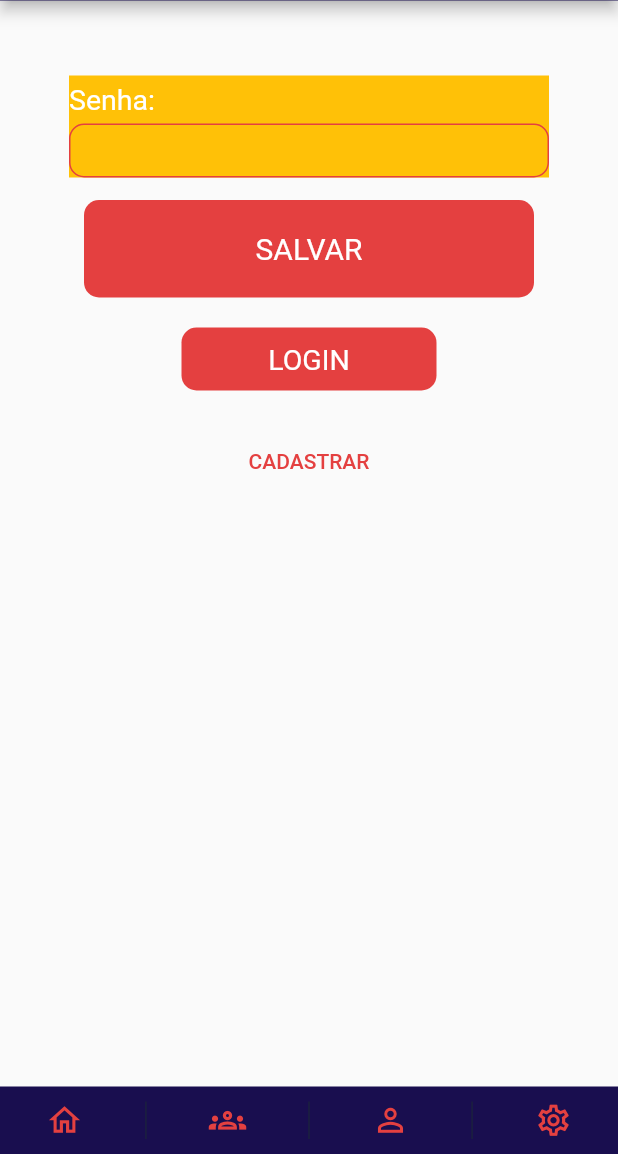
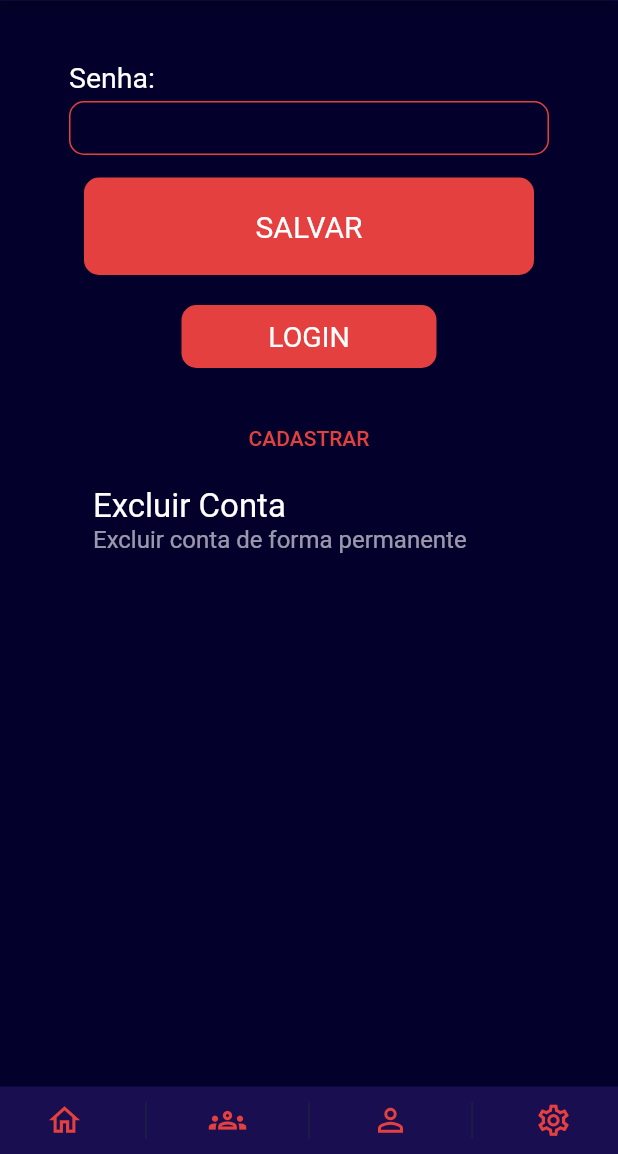
Before and after one commit to DaviNoronhaAlmeida/Bazinga, a Flutter app: the screen it shows after launch, on a phone screen of 412 x 824 dp, the part 82-1236 px from its top. Run offline on Flutter 3.47's test engine with Material 2 defaults, Android fonts, the phone set to English and light mode, and no system bars; our stand-ins replace get.

Commit message:
feat: settings option widget

```diff
--- a/app/lib/view/screens/login_page.dart
+++ b/app/lib/view/screens/login_page.dart
@@ -2,6 +2,7 @@ import 'package:app/view/widgets/custom_appbar.dart';
 import 'package:app/view/widgets/custom_big_button.dart';
 import 'package:app/view/widgets/custom_input.dart';
 import 'package:app/view/widgets/custom_navbar.dart';
+import 'package:app/view/widgets/custom_settings_option.dart';
 import 'package:app/view/widgets/custom_small_button.dart';
 import 'package:app/view/widgets/custom_text_button.dart';
 import 'package:flutter/material.dart';
@@ -17,15 +18,13 @@ class LoginPage extends StatelessWidget {
       init: AppColors(),
       builder: (_) {
         return Scaffold(
+          backgroundColor: _.backgroundColor,
           appBar: CustomAppBar(),
           body: Center(
             child: Column(
               children: [
                 Container(
-                  margin: const EdgeInsets.only(top: 50),
-                  decoration: const BoxDecoration(
-                    color: Colors.amber,
-                  ),
+                  margin: const EdgeInsets.only(top: 35),
                   child: CustomInput(
                     inputTittle: 'Senha:',
                   ),
@@ -44,6 +43,11 @@ class LoginPage extends StatelessWidget {
                   tittle: 'CADASTRAR',
                   function: () => print('object'),
                 ),
+                CustomSettingsOption(
+                  function: () => print('object'),
+                  tittle: 'Excluir Conta',
+                  description: 'Excluir conta de forma permanente',
+                ),
               ],
             ),
           ),
--- /dev/null
+++ b/app/lib/view/widgets/custom_settings_option.dart
@@ -0,0 +1,50 @@
+import 'package:flutter/material.dart';
+import 'package:get/get.dart';
+import '../styles/app_colors.dart';
+
+class CustomSettingsOption extends StatelessWidget {
+  final VoidCallback function;
+  final String tittle;
+  final String description;
+
+  CustomSettingsOption(
+      {super.key,
+      required this.function,
+      required this.tittle,
+      required this.description});
+  final AppColors _appColors = Get.find();
+
+  @override
+  Widget build(BuildContext context) {
+    return Container(
+      alignment: Alignment.centerLeft,
+      width: 304,
+      child: TextButton(
+        onPressed: function,
+        child: Column(
+          crossAxisAlignment: CrossAxisAlignment.start,
+          children: [
+            Text(
+              tittle,
+              style: TextStyle(
+                fontFamily: 'Roboto',
+                color: _appColors.textColor,
+                fontSize: 22,
+                fontWeight: FontWeight.w400,
+              ),
+            ),
+            Text(
+              description,
+              style: TextStyle(
+                fontFamily: 'Roboto',
+                color: _appColors.descriptionColor,
+                fontSize: 16,
+                fontWeight: FontWeight.w400,
+              ),
+            ),
+          ],
+        ),
+      ),
+    );
+  }
+}
```
